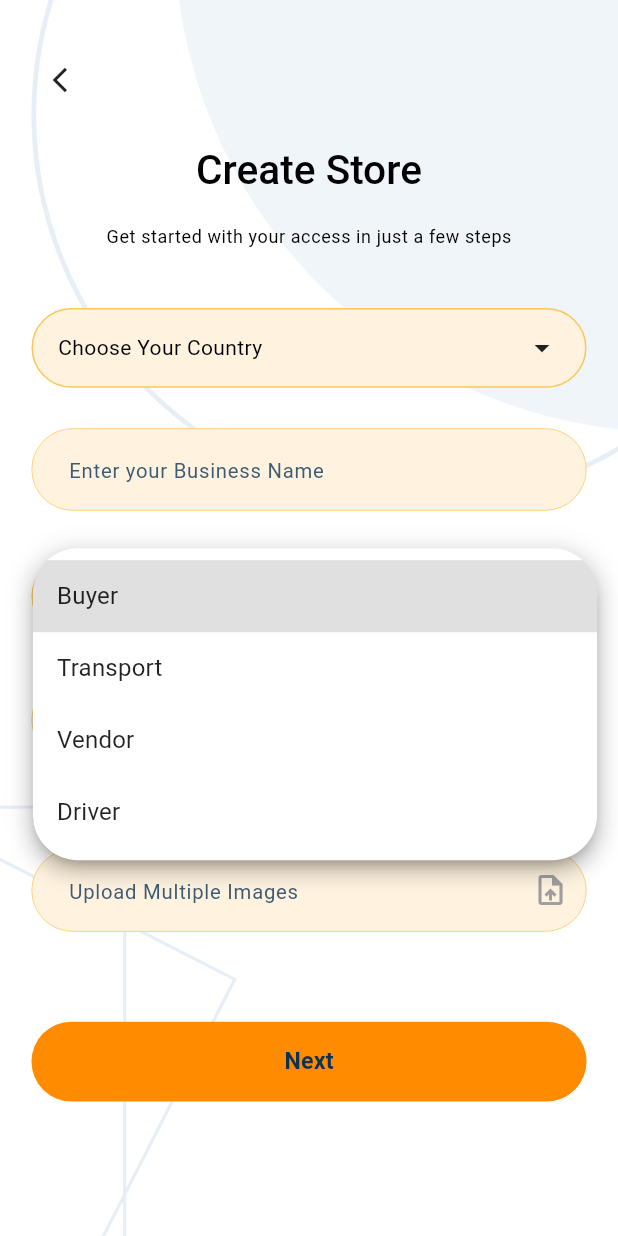
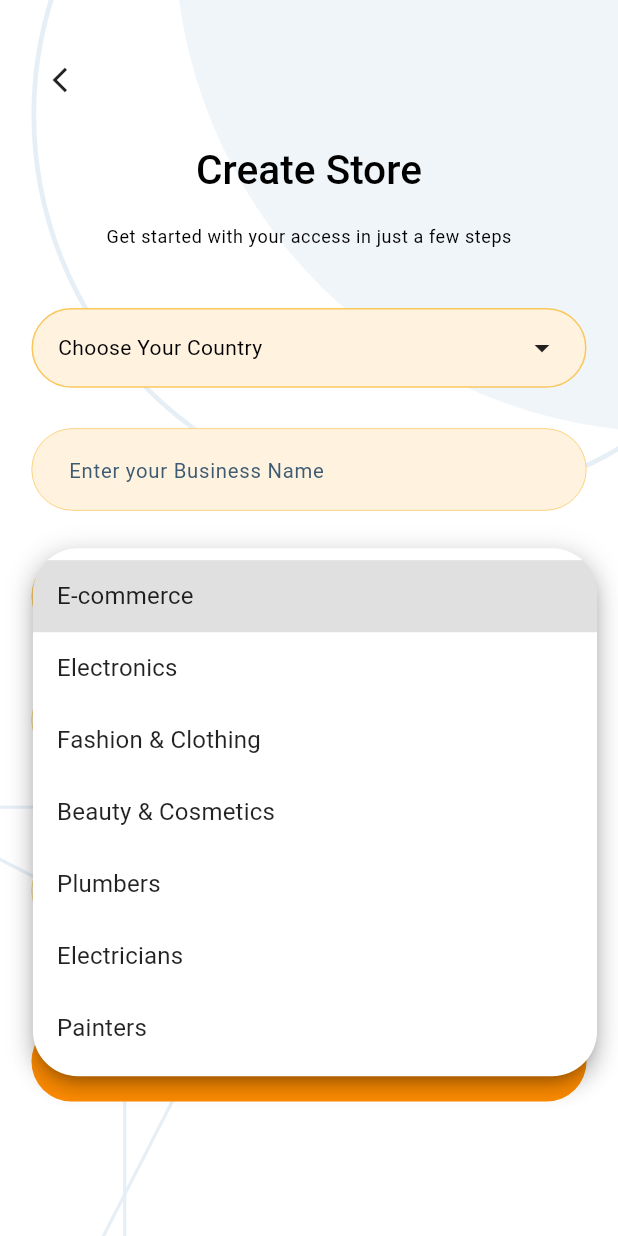
Before and after one commit to nizam-app/Market-Jango-Backend-Update, a Flutter app: the VendorRequestScreen screen opened by its route, after a tap on "Choose Your Business Type", on a phone screen of 412 x 824 dp. Run offline on Flutter 3.47's test engine with Material 3 defaults, Android fonts, the phone set to English and light mode, and no system bars; our stand-ins replace carousel_slider, country_picker, fl_chart, flutter_colorpicker, flutter_rating, flutter_rating_bar and 9 more.

Commit message:
some change

```diff
--- a/lib/features/auth/screens/email_screen.dart
+++ b/lib/features/auth/screens/email_screen.dart
@@ -56,6 +56,7 @@ class EmailText extends StatelessWidget {
           autovalidateMode: AutovalidateMode.onUserInteraction,
           validator: emailValidator,
           decoration: InputDecoration(
+            isDense: true,
             hintText: "Email",
             border: OutlineInputBorder(
               borderRadius: BorderRadius.circular(20.r),
--- a/lib/features/auth/screens/login/screen/login_screen.dart
+++ b/lib/features/auth/screens/login/screen/login_screen.dart
@@ -85,8 +85,10 @@ class LoginTextFormField extends ConsumerWidget {
             autovalidateMode: AutovalidateMode.disabled,
             validator: passwordValidator, // তোমার existing function
             obscureText: isObscure,
+
             decoration: InputDecoration(
               hintText: "Password",
+              isDense: true,
               suffixIcon: IconButton(
                 icon: Icon(
                   isObscure ? Icons.visibility_off_outlined : Icons.visibility_outlined,
@@ -104,7 +106,9 @@ class LoginTextFormField extends ConsumerWidget {
                   onTap: () {
                     goToForgotPasswordScreen(context);
                   },
-                  child: Text("Forgot your Password?",style: Theme.of(context).textTheme.titleSmall,)),
+                  child: Text("Forgot your Password?",style: Theme.of(context).textTheme.titleSmall,),
+
+              ),
               SizedBox(height: 30.h,),
               CustomAuthButton(
                 buttonText: "Login",
--- a/lib/features/auth/screens/name_screen.dart
+++ b/lib/features/auth/screens/name_screen.dart
@@ -50,6 +50,7 @@ class NameText extends StatelessWidget {
         TextFormField(
           keyboardType: TextInputType.name,
           decoration: InputDecoration(
+
             hintText: "Enter your name",
             border: OutlineInputBorder(
               borderRadius: BorderRadius.circular(20.r),
--- a/lib/features/auth/screens/splash_screen.dart
+++ b/lib/features/auth/screens/splash_screen.dart
@@ -5,11 +5,9 @@ import 'package:market_jango/core/constants/color_control/all_color.dart';
 import 'package:market_jango/core/widget/custom_auth_button.dart';
 import 'package:market_jango/features/auth/screens/login/screen/login_screen.dart';
 import 'package:market_jango/features/auth/screens/user.dart';
-
 class SplashScreen extends StatelessWidget {
   const SplashScreen({super.key});
   static const String routeName = '/splashScreen';
-
   @override
   Widget build(BuildContext context) {
     return Scaffold(
@@ -33,7 +31,6 @@ class SplashScreen extends StatelessWidget {
     );
   }
 }
-
 class SplashScreenText extends StatelessWidget {
   SplashScreenText({super.key});
 
@@ -72,7 +69,6 @@ class SplashScreenText extends StatelessWidget {
       ],
     );
   }
-
   void loginDone(BuildContext context) {
     context.push('/loginScreen');
   }
@@ -84,11 +80,9 @@ class SplashScreenText extends StatelessWidget {
   void goToTroubleSigning(BuildContext context) {
     context.push('/trouble-signing');
   }
-
   void signupDone(BuildContext context) {
     goToUserScreen(context);
   }
-
   void goToUserScreen(BuildContext context) {
     context.push(UserScreen.routeName);
   }
--- a/lib/features/auth/screens/user.dart
+++ b/lib/features/auth/screens/user.dart
@@ -93,7 +93,7 @@ class _UserTextState extends State<UserText> {
                     color: selectedUserType == type
                         ? Colors.orange
                         : Colors.transparent,
-                    padding: const EdgeInsets.symmetric(vertical: 10,),
+                    // padding:  EdgeInsets.symmetric(vertical: ),
                     child: Text(
                       type,
                       style: TextStyle(
--- a/lib/features/auth/screens/vendor_request_screen.dart
+++ b/lib/features/auth/screens/vendor_request_screen.dart
@@ -102,7 +102,9 @@ class _VendorRequestTextState extends State<VendorRequestText> {
         SizedBox(height: 28.h),
 
         TextFormField(
-          decoration: InputDecoration(hintText: 'Enter your Business Name'),
+          decoration: InputDecoration(
+              isDense: true,
+              hintText: 'Enter your Business Name'),
         ),
         SizedBox(height: 30.h),
       ],
@@ -120,7 +122,7 @@ class ChooseBusinessType extends StatefulWidget {
 class _ChooseBusinessType extends State<ChooseBusinessType> {
   String? selectedUserType;
 
-  final List<String> businessTypes = [ 'Buyer', 'Transport', 'Vendor', 'Driver'];
+  final List<String> businessTypes = [ 'E-commerce', 'Electronics ', 'Fashion & Clothing', 'Beauty & Cosmetics', 'Plumbers', 'Electricians', 'Painters'];
 
   @override
   Widget build(BuildContext context) {
@@ -192,13 +194,16 @@ class _ChooseBusinessType extends State<ChooseBusinessType> {
         SizedBox(height: 28.h),
 
         TextFormField(
-          decoration: InputDecoration(hintText: 'Enter your full address'),
+          decoration: InputDecoration(
+              isDense: true,
+              hintText: 'Enter your full address'),
         ),
         SizedBox(height: 28.h),
         Text("Upload your documents", style: textTheme.bodyMedium),
         SizedBox(height: 12.h),
         TextFormField(
           decoration: InputDecoration(
+            isDense: true,
             hintText: 'Upload Multiple Images ',
             suffixIcon: Icon(Icons.upload_file),
           ),
```
